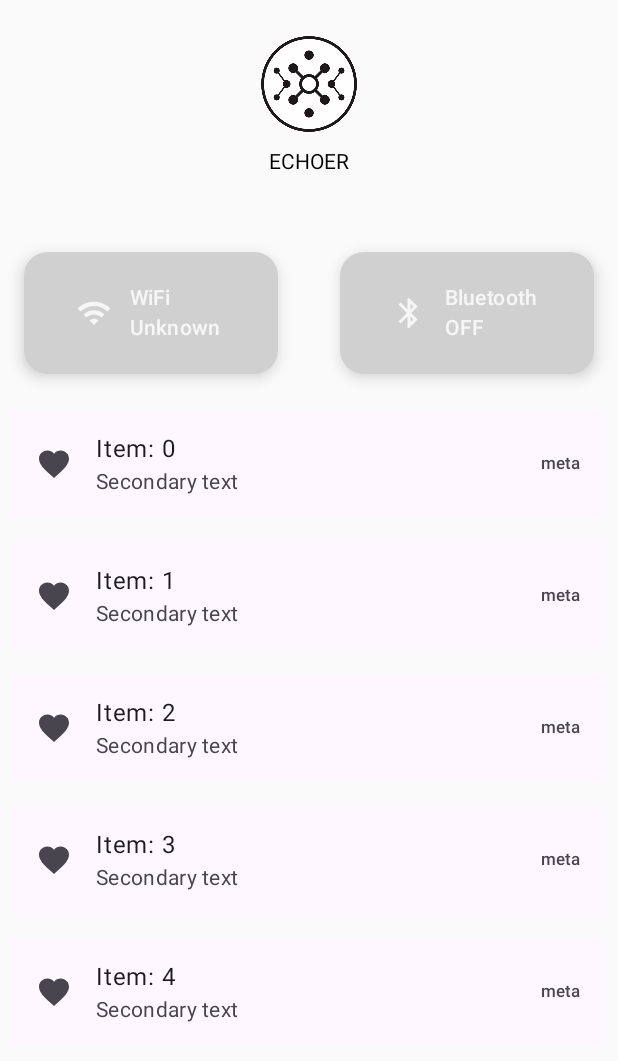
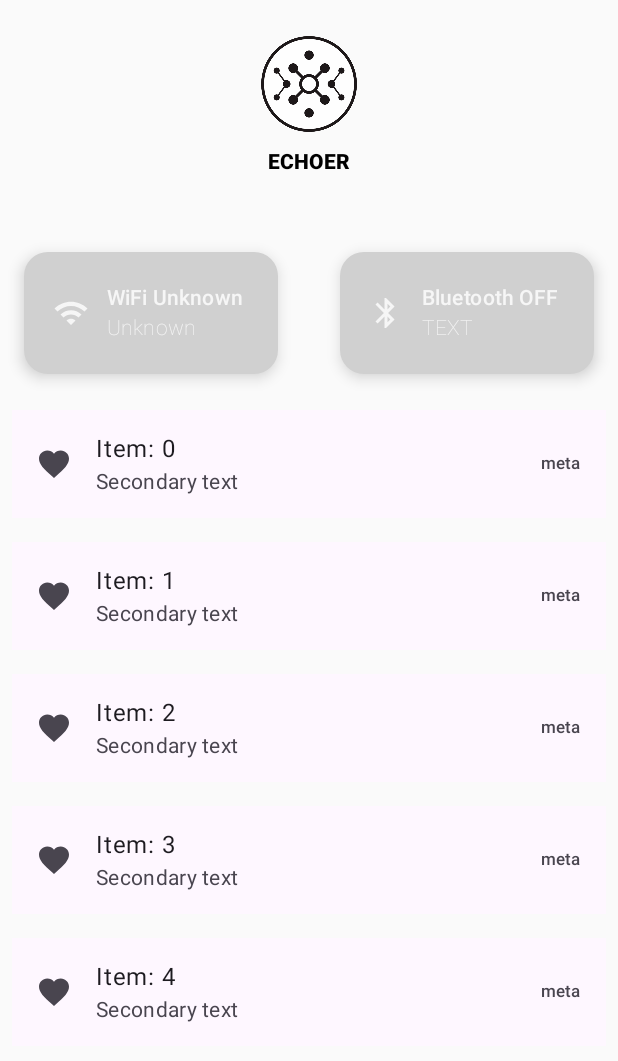
Before and after one commit to NanCunChild/echoer, an Android app built with Jetpack Compose: the screen it shows after launch (MainActivity), on a phone screen of 412 x 824 dp. Shown: the top 1061 px of the screen. Run offline under Robolectric (Android 15) with nearby library versions, the phone set to English and light mode, and no system bars; our stand-ins replace livedata-compose.

Commit message:
feat: wifi ssid showed \n appearence: font weight adjusted

```diff
--- a/app/src/main/java/com/nancunchild/echoer/HomeScreen.kt
+++ b/app/src/main/java/com/nancunchild/echoer/HomeScreen.kt
@@ -1,11 +1,14 @@
 package com.nancunchild.echoer
 
+import ScannerViewModel
 import android.bluetooth.BluetoothAdapter
 import android.bluetooth.BluetoothManager
 import android.content.Context
 import android.content.Intent
 import android.net.wifi.WifiManager
+import android.provider.Settings
 import android.util.Log
+import android.view.MotionEvent
 import androidx.compose.foundation.Image
 import androidx.compose.foundation.clickable
 import androidx.compose.foundation.horizontalScroll
@@ -15,6 +18,7 @@ import androidx.compose.foundation.layout.Column
 import androidx.compose.foundation.layout.IntrinsicSize
 import androidx.compose.foundation.layout.Row
 import androidx.compose.foundation.layout.fillMaxWidth
+import kotlinx.coroutines.coroutineScope
 import androidx.compose.foundation.layout.height
 import androidx.compose.foundation.layout.padding
 import androidx.compose.foundation.layout.size
@@ -29,20 +33,29 @@ import androidx.compose.material3.ListItem
 import androidx.compose.material3.MaterialTheme
 import androidx.compose.material3.Text
 import androidx.compose.runtime.Composable
+import androidx.compose.runtime.LaunchedEffect
+import androidx.compose.runtime.collectAsState
+import androidx.compose.runtime.getValue
 import androidx.compose.runtime.livedata.observeAsState
 import androidx.compose.runtime.mutableStateOf
 import androidx.compose.runtime.remember
+import androidx.compose.runtime.setValue
 import androidx.compose.ui.Alignment
+import androidx.compose.ui.ExperimentalComposeUiApi
 import androidx.compose.ui.Modifier
 import androidx.compose.ui.graphics.Color
 import androidx.compose.ui.graphics.painter.Painter
+import androidx.compose.ui.input.pointer.pointerInteropFilter
 import androidx.compose.ui.platform.LocalContext
 import androidx.compose.ui.res.painterResource
+import androidx.compose.ui.text.font.FontWeight
 import androidx.compose.ui.unit.dp
 import androidx.lifecycle.ViewModel
 import androidx.lifecycle.viewmodel.compose.viewModel
 import com.nancunchild.echoer.BluetoothViewModel
+import kotlinx.coroutines.delay
 
+@OptIn(ExperimentalComposeUiApi::class)
 @Composable
 fun ScreenLayout() {
     // 获取 ViewModel 实例
@@ -52,14 +65,39 @@ fun ScreenLayout() {
 
     val wifiViewModel: WifiViewModel = viewModel()
     val wifiState = wifiViewModel.wifiState.observeAsState("Unknown")
+    val wifiBSSID = wifiViewModel.currentBSSID.observeAsState("Unknown")
+    val wifiSSID = wifiViewModel.currentSSID.observeAsState("Unknown")
 
     val context = LocalContext.current
     val bluetoothManager = context.getSystemService(Context.BLUETOOTH_SERVICE) as BluetoothManager
     val bluetoothAdapter: BluetoothAdapter? = bluetoothManager.adapter
 
+    val wifiManager =
+        context.applicationContext.getSystemService(Context.WIFI_SERVICE) as WifiManager
+
+//    var isBluetoothBtnPressed by remember { mutableStateOf(false) }
+
     val bluetoothBtnColor =
         if (bluetoothState.value == "ON") Color(0xFF1E90FF) else Color(0xFFD0D0D0)
     val wifiBtnColor = if (wifiState.value == "ON") Color(0xFF1D88FF) else Color(0xFFD0D0D0)
+
+//    if (bluetoothState.value== "ON"){
+//        LaunchedEffect(key1 = Unit) {
+//            scannerViewModel.startBluetoothScan()
+//        }
+//    }else{
+//        Log.v("Bluetooth","Bluetooth off. Please turn on to scan.")
+//    }
+
+//    LaunchedEffect(isBluetoothBtnPressed) {
+//        if (isBluetoothBtnPressed) {// 处理蓝牙按钮长按逻辑，按住500ms后应该会触发这里的逻辑
+//            delay(500)  // 长按阈值（500毫秒）
+//            Log.v("Bluetooth", "Long press detected.")
+//            isBluetoothBtnPressed = false
+//        }
+//    }
+
+
     Column {
         Row(
             modifier = Modifier
@@ -81,6 +119,7 @@ fun ScreenLayout() {
                 )
                 Text(
                     text = "ECHOER",
+                    fontWeight = FontWeight.W800,
                     modifier = Modifier
                         .padding(12.dp),
                 )
@@ -103,11 +142,14 @@ fun ScreenLayout() {
                 },
                 text = {
                     Column {
-                        Text("WiFi")
-                        Text(wifiState.value)
+                        Text("WiFi " + wifiState.value, fontWeight = FontWeight.W500)
+                        Text(wifiSSID.value, fontWeight = FontWeight.W200)
                     }
                 },
-                onClick = { /* 处理点击事件 */ },
+                onClick = {
+                    val intent = Intent(Settings.ACTION_WIFI_SETTINGS)
+                    context.startActivity(intent)
+                },
                 containerColor = wifiBtnColor,
                 contentColor = Color(0xCCFFFFFF),
                 modifier = Modifier
@@ -125,8 +167,8 @@ fun ScreenLayout() {
                 },
                 text = {
                     Column {
-                        Text("Bluetooth")
-                        Text(bluetoothState.value)
+                        Text("Bluetooth "+bluetoothState.value, fontWeight = FontWeight.W500)
+                        Text("TEXT", fontWeight = FontWeight.W200)
                     }
                 },
                 onClick = {
@@ -142,6 +184,8 @@ fun ScreenLayout() {
                             // val intentOpenBluetoothSettings = Intent()
                             // intentOpenBluetoothSettings.action = Settings.ACTION_BLUETOOTH_SETTINGS
                             // context.startActivity(intentOpenBluetoothSettings)
+                            val disableBtIntent = Intent(Settings.ACTION_BLUETOOTH_SETTINGS)
+                            context.startActivity(disableBtIntent)
                         }
                     } ?: run {
                         // adapter 为 null，处理没有蓝牙适配器的情况
@@ -149,12 +193,22 @@ fun ScreenLayout() {
                         Log.d("Bluetooth", "No Bluetooth adapter found.")
                     }
                 },
+
                 containerColor = bluetoothBtnColor,
                 contentColor = Color(0xCCFFFFFF),
                 modifier = Modifier
                     .height(IntrinsicSize.Min)
                     .height(81.dp)
                     .width(169.dp)
+                // 这一段是长按逻辑，发现它会覆盖单点逻辑，似乎需要为它重写一整个单点逻辑，有点蠢，暂时不干
+//                    .pointerInteropFilter {
+//                        when (it.action) {
+//                            MotionEvent.ACTION_DOWN -> isBluetoothBtnPressed = true
+//                            MotionEvent.ACTION_UP, MotionEvent.ACTION_CANCEL -> isBluetoothBtnPressed =
+//                                false
+//                        }
+//                        true
+//                    }
             )
         }
         WireItems(headline = "1")
--- a/app/src/main/java/com/nancunchild/echoer/MainActivity.kt
+++ b/app/src/main/java/com/nancunchild/echoer/MainActivity.kt
@@ -6,6 +6,9 @@ import android.content.Context
 import android.content.Intent
 import android.content.IntentFilter
 import android.bluetooth.BluetoothManager
+import android.net.ConnectivityManager
+import android.net.NetworkCapabilities
+import android.net.NetworkInfo
 import android.net.wifi.WifiManager
 import android.os.Bundle
 import android.util.Log
@@ -30,6 +33,7 @@ class MainActivity : ComponentActivity() {
         bluetoothViewModel.initBluetoothState(bluetoothAdapter)
 
         setupBluetoothStateReceiver()
+        setupWifiInfoReceiver()
         setupWifiStateReceiver()
         setContent {
             val context = LocalContext.current
@@ -115,6 +119,31 @@ class MainActivity : ComponentActivity() {
         }, wifiFilter)
     }
 
+    private fun setupWifiInfoReceiver() {
+        val wifiFilter = IntentFilter().apply {
+            addAction(WifiManager.NETWORK_STATE_CHANGED_ACTION)
+        }
+        registerReceiver(object : BroadcastReceiver() {
+            override fun onReceive(context: Context, intent: Intent) {
+                val connectivityManager = context.getSystemService(Context.CONNECTIVITY_SERVICE) as ConnectivityManager
+                val activeNetwork = connectivityManager.activeNetwork
+                val networkCapabilities = connectivityManager.getNetworkCapabilities(activeNetwork)
+
+                if (networkCapabilities != null && networkCapabilities.hasTransport(
+                        NetworkCapabilities.TRANSPORT_WIFI)) {
+                    val wifiManager = context.applicationContext.getSystemService(Context.WIFI_SERVICE) as WifiManager
+                    val wifiInfo = wifiManager.connectionInfo
+                    if (wifiInfo != null && wifiInfo.networkId != -1) {
+                        // 从wifiInfo获取SSID和BSSID并更新ViewModel
+                        val ssid = if (wifiInfo.ssid != null) wifiInfo.ssid.trim('"') else "" // 去除SSID周围的引号
+                        val bssid = wifiInfo.bssid ?: ""
+                        Log.v("wifi",wifiInfo.toString())
+                        wifiViewModel.updateWifiInfo(ssid, bssid)
+                    }
+                }
+            }
+        }, wifiFilter)
+    }
 
     override fun onDestroy() {
         super.onDestroy()
@@ -142,8 +171,15 @@ class BluetoothViewModel : ViewModel() {
 
 class WifiViewModel : ViewModel() {
     val wifiState = MutableLiveData<String>()
+    val currentSSID = MutableLiveData<String>()
+    val currentBSSID = MutableLiveData<String>()
 
     fun updateWifiState(state: String) {
         wifiState.value = state
     }
+
+    fun updateWifiInfo(ssid: String, bssid: String) {
+        currentSSID.value = ssid
+        currentBSSID.value = bssid
+    }
 }
```
Also changed, not shown: app/src/main/AndroidManifest.xml (+7 -1 lines), app/src/main/java/com/nancunchild/echoer/DeviceScanner.kt (added, +91 -0 lines), 1 other file.
